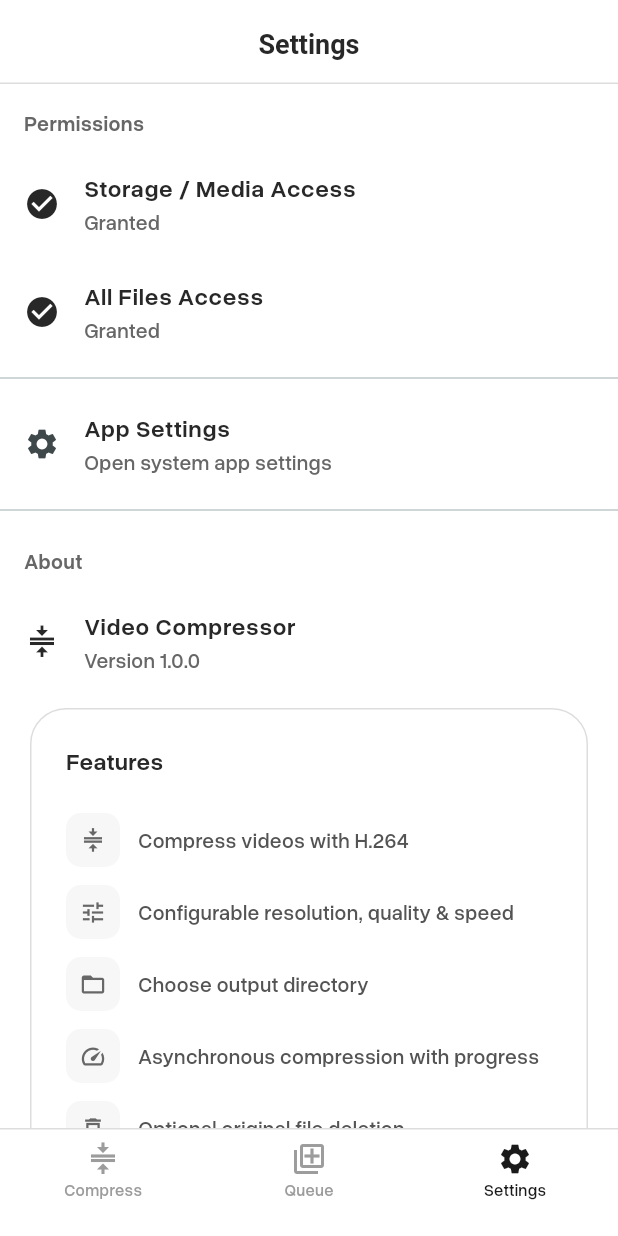
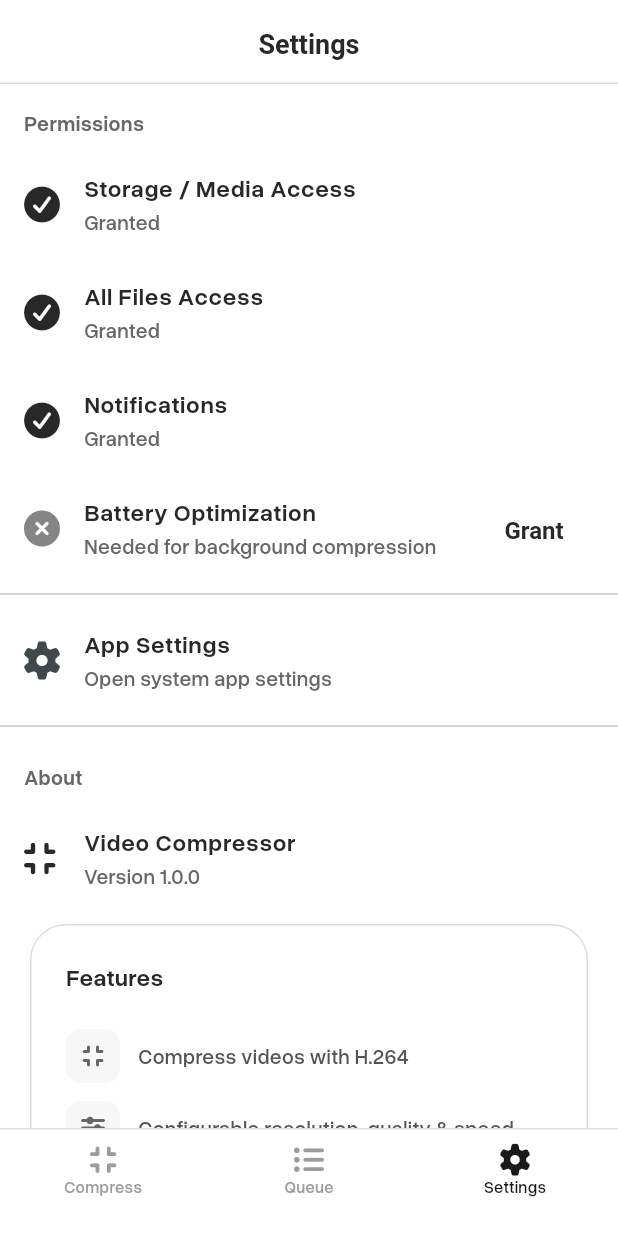
Before and after one commit to tatangdev/flutter-ffmpeg-encoder, a Flutter app: the screen it shows after launch, item 3 of the bottom bar chosen, on a phone screen of 412 x 824 dp. Run offline on Flutter 3.47's test engine with Material 3 defaults, Android fonts, the phone set to English and light mode, and no system bars; our stand-ins replace file_picker, flutter_local_notifications, font_awesome_flutter, permission_handler, sqflite; missing offline and left inert: ffmpeg_kit_flutter_new, flutter_foreground_task; accounts and stored records are empty.

Commit message:
feat: add FA brand icons, preview zoom animation, and code cleanup

```diff
--- a/lib/screens/main_shell.dart
+++ b/lib/screens/main_shell.dart
@@ -1,4 +1,5 @@
 import 'package:flutter/material.dart';
+import 'package:font_awesome_flutter/font_awesome_flutter.dart';
 
 import '../services/compression_queue.dart';
 import '../services/database_service.dart';
@@ -62,7 +63,7 @@ class _MainShellState extends State<MainShell> {
           child: Column(
             mainAxisAlignment: MainAxisAlignment.center,
             children: [
-              Icon(isSelected ? selectedIcon : icon, color: color, size: 24),
+              FaIcon(isSelected ? selectedIcon : icon, color: color, size: 20),
               const SizedBox(height: 2),
               Text(label, style: TextStyle(fontSize: 11, color: color)),
             ],
@@ -111,9 +112,9 @@ class _MainShellState extends State<MainShell> {
           child: Row(
             mainAxisAlignment: MainAxisAlignment.spaceAround,
             children: [
-              _buildNavItem(Icons.compress, Icons.compress, 'Compress', 0),
-              _buildNavItem(Icons.queue_outlined, Icons.queue, 'Queue', 1),
-              _buildNavItem(Icons.settings_outlined, Icons.settings, 'Settings', 2),
+              _buildNavItem(FontAwesomeIcons.compress, FontAwesomeIcons.compress, 'Compress', 0),
+              _buildNavItem(FontAwesomeIcons.listUl, FontAwesomeIcons.listUl, 'Queue', 1),
+              _buildNavItem(FontAwesomeIcons.gear, FontAwesomeIcons.gear, 'Settings', 2),
             ],
           ),
         ),
--- a/lib/screens/settings_screen.dart
+++ b/lib/screens/settings_screen.dart
@@ -1,4 +1,6 @@
 import 'package:flutter/material.dart';
+import 'package:flutter_foreground_task/flutter_foreground_task.dart';
+import 'package:font_awesome_flutter/font_awesome_flutter.dart';
 import 'package:permission_handler/permission_handler.dart';
 
 import '../theme/app_typography.dart';
@@ -13,6 +15,8 @@ class SettingsScreen extends StatefulWidget {
 class _SettingsScreenState extends State<SettingsScreen> {
   bool _storageGranted = false;
   bool _manageStorageGranted = false;
+  bool _notificationGranted = false;
+  bool _batteryOptimized = false;
 
   @override
   void initState() {
@@ -24,11 +28,16 @@ class _SettingsScreenState extends State<SettingsScreen> {
     final storage = await Permission.storage.isGranted;
     final videos = await Permission.videos.isGranted;
     final manage = await Permission.manageExternalStorage.isGranted;
+    final notification = await Permission.notification.isGranted;
+    final battery =
+        await FlutterForegroundTask.isIgnoringBatteryOptimizations;
 
     if (!mounted) return;
     setState(() {
       _storageGranted = storage || videos;
       _manageStorageGranted = manage;
+      _notificationGranted = notification;
+      _batteryOptimized = battery;
     });
   }
 
@@ -50,8 +59,8 @@ class _SettingsScreenState extends State<SettingsScreen> {
             ),
           ),
           ListTile(
-            leading: Icon(
-              _storageGranted ? Icons.check_circle : Icons.cancel,
+            leading: FaIcon(
+              _storageGranted ? FontAwesomeIcons.solidCircleCheck : FontAwesomeIcons.solidCircleXmark,
               color: _storageGranted ? AppColors.textPrimary : AppColors.textQuaternary,
             ),
             title: const Text('Storage / Media Access',
@@ -73,8 +82,8 @@ class _SettingsScreenState extends State<SettingsScreen> {
                   ),
           ),
           ListTile(
-            leading: Icon(
-              _manageStorageGranted ? Icons.check_circle : Icons.cancel,
+            leading: FaIcon(
+              _manageStorageGranted ? FontAwesomeIcons.solidCircleCheck : FontAwesomeIcons.solidCircleXmark,
               color: _manageStorageGranted ? AppColors.textPrimary : AppColors.textQuaternary,
             ),
             title: const Text('All Files Access',
@@ -97,9 +106,60 @@ class _SettingsScreenState extends State<SettingsScreen> {
                     child: const Text('Grant'),
                   ),
           ),
+          ListTile(
+            leading: FaIcon(
+              _notificationGranted ? FontAwesomeIcons.solidCircleCheck : FontAwesomeIcons.solidCircleXmark,
+              color: _notificationGranted ? AppColors.textPrimary : AppColors.textQuaternary,
+            ),
+            title: const Text('Notifications',
+                style: AppTextStyles.textMdSemibold),
+            subtitle: Text(
+              _notificationGranted
+                  ? 'Granted'
+                  : 'Needed for compression progress',
+              style: AppTextStyles.textSmMedium.copyWith(
+                color: AppColors.textTertiary,
+              ),
+            ),
+            trailing: _notificationGranted
+                ? null
+                : TextButton(
+                    onPressed: () async {
+                      await Permission.notification.request();
+                      _checkPermissions();
+                    },
+                    child: const Text('Grant'),
+                  ),
+          ),
+          ListTile(
+            leading: FaIcon(
+              _batteryOptimized ? FontAwesomeIcons.solidCircleCheck : FontAwesomeIcons.solidCircleXmark,
+              color: _batteryOptimized ? AppColors.textPrimary : AppColors.textQuaternary,
+            ),
+            title: const Text('Battery Optimization',
+                style: AppTextStyles.textMdSemibold),
+            subtitle: Text(
+              _batteryOptimized
+                  ? 'Unrestricted'
+                  : 'Needed for background compression',
+              style: AppTextStyles.textSmMedium.copyWith(
+                color: AppColors.textTertiary,
+              ),
+            ),
+            trailing: _batteryOptimized
+                ? null
+                : TextButton(
+                    onPressed: () async {
+                      await FlutterForegroundTask
+                          .requestIgnoreBatteryOptimization();
+                      _checkPermissions();
+                    },
+                    child: const Text('Grant'),
+                  ),
+          ),
           const Divider(),
           ListTile(
-            leading: const Icon(Icons.settings),
+            leading: const FaIcon(FontAwesomeIcons.gear),
             title: const Text('App Settings',
                 style: AppTextStyles.textMdSemibold),
             subtitle: Text(
@@ -121,7 +181,7 @@ class _SettingsScreenState extends State<SettingsScreen> {
             ),
           ),
           ListTile(
-            leading: Icon(Icons.compress,
+            leading: FaIcon(FontAwesomeIcons.compress,
                 color: Theme.of(context).colorScheme.primary),
             title: const Text('Video Compressor',
                 style: AppTextStyles.textMdSemibold),
@@ -142,14 +202,14 @@ class _SettingsScreenState extends State<SettingsScreen> {
                   children: [
                     const Text('Features', style: AppTextStyles.textMdSemibold),
                     const SizedBox(height: 16),
-                    _featureRow(Icons.compress, 'Compress videos with H.264'),
+                    _featureRow(FontAwesomeIcons.compress, 'Compress videos with H.264'),
                     _featureRow(
-                        Icons.tune, 'Configurable resolution, quality & speed'),
-                    _featureRow(Icons.folder_open, 'Choose output directory'),
+                        FontAwesomeIcons.sliders, 'Configurable resolution, quality & speed'),
+                    _featureRow(FontAwesomeIcons.folderOpen, 'Choose output directory'),
                     _featureRow(
-                        Icons.speed, 'Asynchronous compression with progress'),
+                        FontAwesomeIcons.gaugeHigh, 'Asynchronous compression with progress'),
                     _featureRow(
-                        Icons.delete_outline, 'Optional original file deletion'),
+                        FontAwesomeIcons.trashCan, 'Optional original file deletion'),
                   ],
                 ),
               ),
@@ -165,8 +225,8 @@ class _SettingsScreenState extends State<SettingsScreen> {
                   children: [
                     const Text('Powered By', style: AppTextStyles.textMdSemibold),
                     const SizedBox(height: 16),
-                    _featureRow(Icons.movie, 'FFmpeg 8.0'),
-                    _featureRow(Icons.flutter_dash, 'Flutter'),
+                    _featureRow(FontAwesomeIcons.film, 'FFmpeg 8.0'),
+                    _featureRow(FontAwesomeIcons.feather, 'Flutter'),
                   ],
                 ),
               ),
@@ -189,7 +249,7 @@ class _SettingsScreenState extends State<SettingsScreen> {
               color: AppColors.bgSecondary,
               borderRadius: BorderRadius.circular(10),
             ),
-            child: Icon(icon, size: 18, color: AppColors.textTertiary),
+            child: Center(child: FaIcon(icon, size: 16, color: AppColors.textTertiary)),
           ),
           const SizedBox(width: 12),
           Expanded(
--- a/lib/widgets/file_size_comparison.dart
+++ b/lib/widgets/file_size_comparison.dart
@@ -1,4 +1,5 @@
 import 'package:flutter/material.dart';
+import 'package:font_awesome_flutter/font_awesome_flutter.dart';
 
 import '../models/compression_result.dart';
 import '../theme/app_typography.dart';
@@ -33,7 +34,7 @@ class FileSizeComparison extends StatelessWidget {
                   color: theme.colorScheme.error.withValues(alpha: 0.1),
                   borderRadius: BorderRadius.circular(12),
                 ),
-                child: Icon(Icons.error_outline, color: theme.colorScheme.error),
+                child: Center(child: FaIcon(FontAwesomeIcons.circleExclamation, color: theme.colorScheme.error)),
               ),
               const SizedBox(width: 12),
               Expanded(
@@ -69,7 +70,7 @@ class FileSizeComparison extends StatelessWidget {
                     color: AppColors.accent.withValues(alpha: 0.1),
                     borderRadius: BorderRadius.circular(12),
                   ),
-                  child: const Icon(Icons.check_circle, color: AppColors.accent),
+                  child: const Center(child: FaIcon(FontAwesomeIcons.solidCircleCheck, color: AppColors.accent)),
                 ),
                 const SizedBox(width: 12),
                 const Text('Compression Complete',
--- a/lib/widgets/video_info_card.dart
+++ b/lib/widgets/video_info_card.dart
@@ -1,6 +1,7 @@
 import 'dart:io';
 
 import 'package:flutter/material.dart';
+import 'package:font_awesome_flutter/font_awesome_flutter.dart';
 
 import '../models/video_info.dart';
 import '../theme/app_typography.dart';
@@ -35,8 +36,8 @@ class VideoInfoCard extends StatelessWidget {
                     ? Image.file(thumbnail!, fit: BoxFit.cover, cacheWidth: 112)
                     : Container(
                         color: AppColors.bgSecondary,
-                        child: const Icon(Icons.videocam,
-                            size: 24, color: AppColors.textTertiary),
+                        child: const Center(child: FaIcon(FontAwesomeIcons.video,
+                            size: 20, color: AppColors.textTertiary)),
                       ),
               ),
             ),
--- a/pubspec.yaml
+++ b/pubspec.yaml
@@ -41,6 +41,7 @@ dependencies:
   sqflite: ^2.4.1
   flutter_local_notifications: ^18.0.0
   flutter_foreground_task: ^8.0.0
+  font_awesome_flutter: ^10.8.0
 
 dev_dependencies:
   flutter_test:
```
Also changed, not shown: lib/screens/home_screen.dart (+15 -14 lines), lib/screens/queue_screen.dart (+15 -14 lines), lib/widgets/empty_state.dart (+4 -3 lines), lib/widgets/output_settings_card.dart (+90 -155 lines), pubspec.lock.
